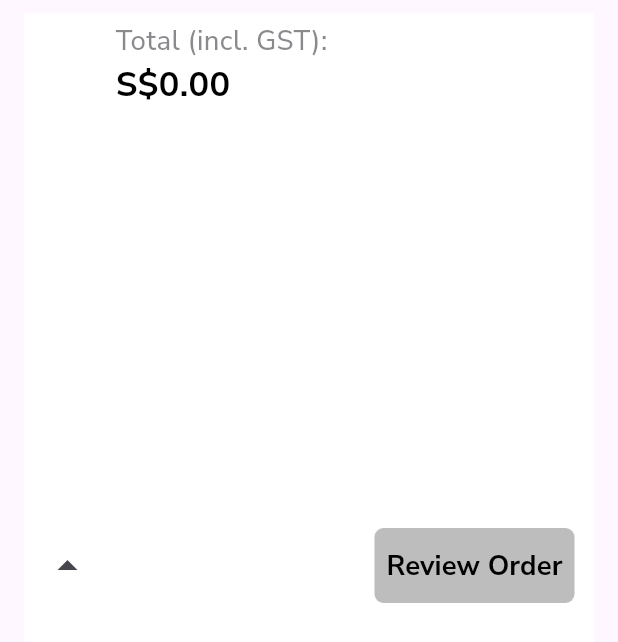
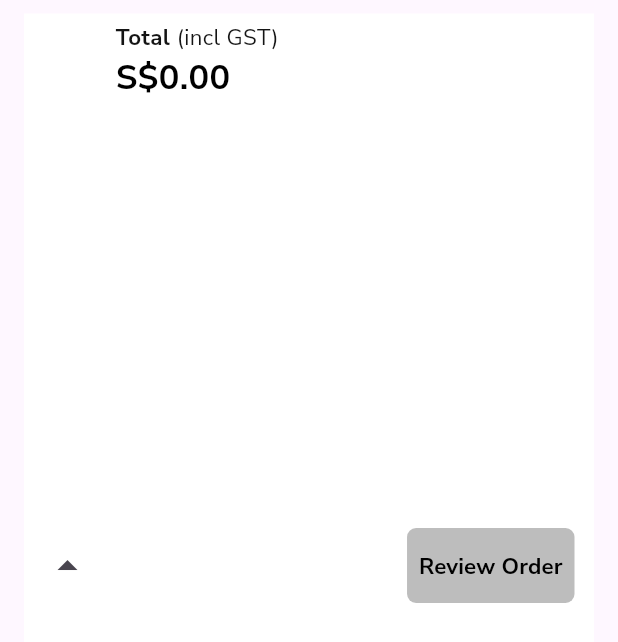
Before and after one commit to SM-Fahad/ZipbeeUser, a Flutter app: the BottomSummary widget shown alone on an empty page, opened directly with empty values, on a phone screen of 412 x 824 dp. Shown: the top 642 px of the screen. Run offline on Flutter 3.47's test engine with Material 3 defaults, Android fonts, the phone set to English and light mode, and no system bars; our stand-ins replace carousel_slider, country_code_picker, file_picker, firebase_core, firebase_messaging, firebase_storage and 16 more; missing offline and left inert: flutter_polyline_points, flutter_stripe, google_maps_flutter_android, google_maps_flutter_platform_interface; accounts and stored records are empty; network calls fail.

Commit message:
refactor: update order review total text styling and typography across widgets

```diff
--- a/lib/features/user/Veicale_Type_on_Exprees_Delivery/widget/buttom_sumary.dart
+++ b/lib/features/user/Veicale_Type_on_Exprees_Delivery/widget/buttom_sumary.dart
@@ -1,6 +1,6 @@
 import 'package:ZipBee/core/common/styles/global_text_style.dart';
+import 'package:ZipBee/core/utils/constants/app_colors.dart';
 import 'package:ZipBee/features/user/Veicale_Type_on_Exprees_Delivery/controller/vehicle_secation_controller.dart';
-import 'package:flutter/cupertino.dart';
 import 'package:flutter/material.dart';
 import 'package:get/get.dart';
 
@@ -36,12 +36,26 @@ class BottomSummary extends StatelessWidget {
               child: Column(
                 crossAxisAlignment: CrossAxisAlignment.start,
                 children: [
-                  Text(
-                    'Total (incl. GST):',
-                    style: getTextStyle(
-                      fontSize: 16,
-                      fontWeight: FontWeight.w500,
-                      color: CupertinoColors.secondaryLabel,
+                  Text.rich(
+                    TextSpan(
+                      children: [
+                        TextSpan(
+                          text: 'Total ',
+                          style: getTextStyle(
+                            fontSize: 13,
+                            fontWeight: FontWeight.bold,
+                            color: AppColors.primaryFontColor,
+                          ),
+                        ),
+                        TextSpan(
+                          text: '(incl GST)',
+                          style: getTextStyle(
+                            fontSize: 13,
+                            fontWeight: FontWeight.normal,
+                            color: AppColors.primaryFontColor,
+                          ),
+                        ),
+                      ],
                     ),
                   ),
                   Obx(
@@ -91,7 +105,7 @@ class BottomSummary extends StatelessWidget {
                   child: Text(
                     'Review Order',
                     style: getTextStyle(
-                      fontSize: 16,
+                      fontSize: 13,
                       fontWeight: FontWeight.bold,
                       color: Colors.black,
                     ),
```
Also changed, not shown: lib/features/user/express_delivery_1/widget/order_review_widget.dart (+21 -7 lines), lib/features/user/express_delivery_1/widget/order_reviw_button_static.dart (+29 -8 lines), lib/features/user/stacked/widget/order_review_widget.dart (+23 -9 lines), lib/features/user/stacked/widget/stack_order_review_button_widget.dart (+25 -8 lines), lib/features/user/vehicle_type/widget/bottom_summery.dart (+22 -8 lines).
